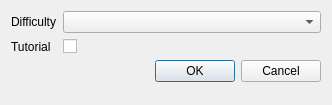
The window that mappropertiesdialog.ui (ChWick/Mencus-Map-Editor) describes before a commit, drawn with Qt 5.
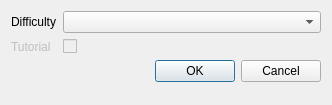
The same window after the commit.

Commit message: tutorial flag of map is stored in level list not in map itselv, disabled it

Diff of the .ui file:
```diff
--- a/mappropertiesdialog.ui
+++ b/mappropertiesdialog.ui
@@ -36,6 +36,9 @@
    </item>
    <item row="1" column="0">
     <widget class="QLabel" name="label_2">
+     <property name="enabled">
+      <bool>false</bool>
+     </property>
      <property name="text">
       <string>Tutorial</string>
      </property>
@@ -43,6 +46,9 @@
    </item>
    <item row="1" column="1">
     <widget class="QCheckBox" name="tutorialCheckBox">
+     <property name="enabled">
+      <bool>false</bool>
+     </property>
      <property name="text">
       <string/>
      </property>
```
The commit also changes 1 other file.
